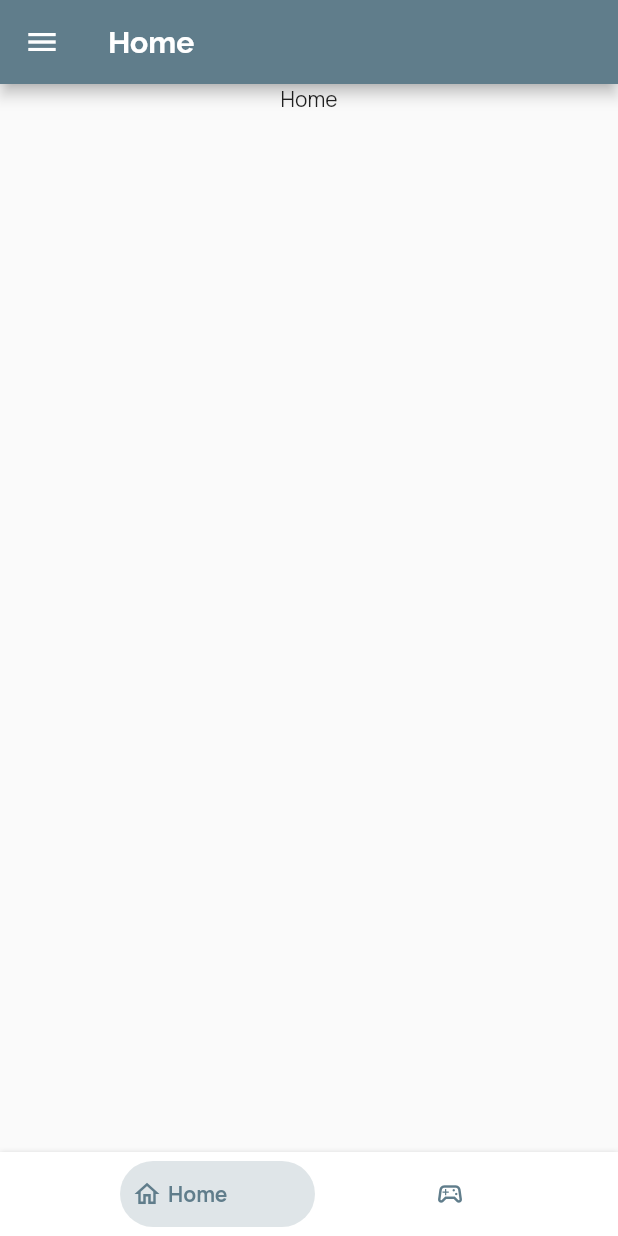
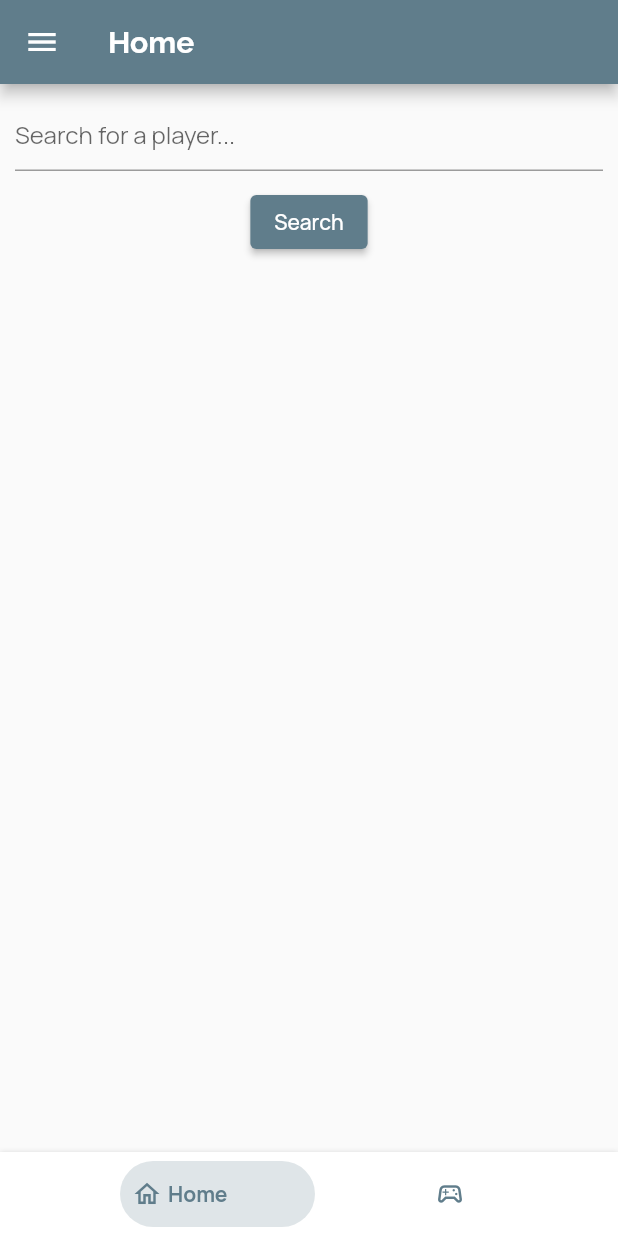
Before and after one commit to tusharlock10/paladins-edge-client, a Flutter app: the screen it shows after launch, on a phone screen of 412 x 824 dp. Run offline on Flutter 3.47's test engine with Material 2 defaults, Android fonts, the light colour scheme and no system bars; drawn by our look-alikes of bottom_navy_bar; our stand-ins replace dio, google_fonts.

Commit message:
Added player searching functionality

```diff
--- /dev/null
+++ b/lib/Constants.dart
@@ -0,0 +1,7 @@
+abstract class URLS {
+  // champions
+  static const champions = "/champions"; // GET
+
+  // players
+  static const searchPlayers = "/searchPlayers"; // GET
+}
--- /dev/null
+++ b/lib/Models/Player.dart
@@ -0,0 +1,67 @@
+import 'package:json_annotation/json_annotation.dart';
+part 'Player.g.dart';
+
+@JsonSerializable()
+class Ranked {
+  final int wins; // number of wins in ranked
+  final int looses; // number of losses in ranked
+  final int
+      rank; // the rank of the player in number in numbers eg. 1 if bronze 5
+  final String rankName; // the rank of the player in string eg. Master
+  final String rankIconUrl; // image url of the rank icon
+  final int points; // the tp of the player at the current ranks
+
+  Ranked({
+    required this.wins,
+    required this.looses,
+    required this.rank,
+    required this.rankName,
+    required this.rankIconUrl,
+    required this.points,
+  });
+
+  factory Ranked.fromJson(Map<String, dynamic> json) => _$RankedFromJson(json);
+  Map<String, dynamic> toJson() => _$RankedToJson(this);
+}
+
+@JsonSerializable()
+class Player {
+  final String name; // name of the player in the game eg. tusharlock10
+  final String title; // Paladins title that appears below name eg. The 1%
+  final int playerId; // paladins Id of the player
+  final String avatarUrl; // image url of the avatar
+  final int totalXP;
+
+  final int hoursPlayed;
+  final int level; // Level of the player in the game
+  final int totalWins; // number of total wins in paladins
+  final int totalLosses; // number of total losses in paladins
+  final String platform; // at which platform is he playing eg. Steam
+  final String region; // from which region the player is eg. Europe
+
+  final DateTime
+      accountCreationDate; // the date at which the user created his paladins account
+  final DateTime lastLoginDate; // the date at which the user logged in last
+
+  final Ranked ranked; // ranked details of the player
+
+  Player({
+    required this.name,
+    required this.title,
+    required this.playerId,
+    required this.avatarUrl,
+    required this.totalXP,
+    required this.hoursPlayed,
+    required this.level,
+    required this.totalWins,
+    required this.totalLosses,
+    required this.platform,
+    required this.region,
+    required this.accountCreationDate,
+    required this.lastLoginDate,
+    required this.ranked,
+  });
+
+  factory Player.fromJson(Map<String, dynamic> json) => _$PlayerFromJson(json);
+  Map<String, dynamic> toJson() => _$PlayerToJson(this);
+}
--- a/lib/Models/index.dart
+++ b/lib/Models/index.dart
@@ -1 +1,2 @@
 export './Champion.dart';
+export './Player.dart';
--- a/lib/Providers/Champions.dart
+++ b/lib/Providers/Champions.dart
@@ -1,7 +1,8 @@
 import 'package:flutter/foundation.dart';
-import 'package:dio/dio.dart';
 
+import '../Utilities/index.dart' as Utilities;
 import '../Models/Champion.dart' as Models;
+import '../Constants.dart' as Constants;
 
 class Champions with ChangeNotifier {
   List<Models.Champion> _champions = [];
@@ -13,8 +14,7 @@ class Champions with ChangeNotifier {
   }
 
   Future<void> fetchChampions() async {
-    final httpClient = Dio(BaseOptions(baseUrl: "http://192.168.0.103:8000/"));
-    final response = await httpClient.get('champions');
+    final response = await Utilities.api.get(Constants.URLS.champions);
     final data = response.data as List<dynamic>;
     final champions =
         data.map((jsonMap) => Models.Champion.fromJson(jsonMap)).toList();
--- /dev/null
+++ b/lib/Providers/Search.dart
@@ -0,0 +1,26 @@
+import 'package:flutter/foundation.dart';
+
+import '../Utilities/index.dart' as Utilities;
+import '../Models/index.dart' as Models;
+import '../Constants.dart' as Constants;
+
+class Search with ChangeNotifier {
+  bool exactMatch = false;
+  List<Map<String, dynamic>>? searchData = null;
+  Models.Player? playerData = null;
+
+  Future<bool> searchByName(String playerName) async {
+    final response = await Utilities.api.get(
+      Constants.URLS.searchPlayers,
+      queryParameters: {'playerName': playerName},
+    );
+    final bool exactMatch = response.data['exactMatch'];
+    if (exactMatch) {
+      this.playerData = Models.Player.fromJson(response.data['playerData']);
+    } else {
+      this.searchData = response.data['searchData'];
+    }
+    notifyListeners();
+    return exactMatch;
+  }
+}
--- a/lib/Providers/index.dart
+++ b/lib/Providers/index.dart
@@ -1 +1,2 @@
 export './Champions.dart';
+export './Search.dart';
--- a/lib/Screens/Champions.dart
+++ b/lib/Screens/Champions.dart
@@ -4,7 +4,7 @@ import 'package:provider/provider.dart';
 import '../Widgets/index.dart' as Widgets;
 import '../Providers/index.dart' as Providers;
 import '../Models/index.dart' as Models;
-import 'index.dart' as Screens;
+import './index.dart' as Screens;
 
 class Champions extends StatelessWidget {
   static const routeName = '/champions';
--- a/lib/Screens/Home.dart
+++ b/lib/Screens/Home.dart
@@ -1,7 +1,31 @@
 import 'package:flutter/material.dart';
+import 'package:provider/provider.dart';
 
-class Home extends StatelessWidget {
+import '../Providers/index.dart' as Providers;
+import './index.dart' as Screens;
+
+class Home extends StatefulWidget {
   static const routeName = '/home';
+
+  @override
+  _HomeState createState() => _HomeState();
+}
+
+class _HomeState extends State<Home> {
+  final textController = TextEditingController();
+  bool isLoading = false;
+
+  void onSearch(BuildContext context, String playerName) async {
+    this.setState(() => this.isLoading = true);
+    final searchData = Provider.of<Providers.Search>(context, listen: false);
+    final exactMatch = await searchData.searchByName(playerName);
+    this.setState(() => this.isLoading = false);
+    if (exactMatch) {
+      Navigator.pushNamed(context, Screens.PlayerDetail.routeName);
+    } else {
+      // TODO : On this screen, show the search results
+    }
+  }
 
   @override
   Widget build(BuildContext context) {
@@ -9,9 +33,24 @@ class Home extends StatelessWidget {
       AppBar(
         title: Text('Home'),
       ),
+      Container(
+        padding: EdgeInsets.all(10),
+        child: TextField(
+          controller: this.textController,
+          decoration: InputDecoration(hintText: 'Search for a player...'),
+        ),
+      ),
       Center(
-        child: Text('Home'),
-      ),
+        child: this.isLoading
+            ? CircularProgressIndicator()
+            : ElevatedButton(
+                onPressed: () =>
+                    this.onSearch(context, this.textController.text),
+                child: Text(
+                  'Search',
+                ),
+              ),
+      )
     ]);
   }
 }
--- a/lib/Screens/index.dart
+++ b/lib/Screens/index.dart
@@ -2,5 +2,6 @@ export './ChampionDetail.dart';
 export './Champions.dart';
 export './Home.dart';
 export './BottomTabs.dart';
+export './PlayerDetail.dart';
 
 export './routes.dart';
--- a/lib/Screens/routes.dart
+++ b/lib/Screens/routes.dart
@@ -5,4 +5,5 @@ final routes = {
   Screens.Home.routeName: (_) => Screens.Home(),
   Screens.Champions.routeName: (_) => Screens.Champions(),
   Screens.ChampionDetail.routeName: (_) => Screens.ChampionDetail(),
+  Screens.PlayerDetail.routeName: (_) => Screens.PlayerDetail(),
 };
--- /dev/null
+++ b/lib/Utilities/api.dart
@@ -0,0 +1,7 @@
+import 'package:flutter/foundation.dart';
+import 'package:dio/dio.dart';
+
+const _baseUrl =
+    kDebugMode ? "http://192.168.0.103:8000" : "http://192.168.0.103:8000";
+
+final api = Dio(BaseOptions(baseUrl: _baseUrl));
--- /dev/null
+++ b/lib/Utilities/index.dart
@@ -0,0 +1 @@
+export './api.dart';
--- a/lib/main.dart
+++ b/lib/main.dart
@@ -21,6 +21,7 @@ class MyApp extends StatelessWidget {
     return MultiProvider(
       providers: [
         ChangeNotifierProvider(create: (_) => Providers.Champions()),
+        ChangeNotifierProvider(create: (_) => Providers.Search()),
       ],
       child: MaterialApp(
         debugShowCheckedModeBanner: false,
@@ -28,6 +29,10 @@ class MyApp extends StatelessWidget {
           primaryColor: Colors.blueGrey,
           brightness: Brightness.light,
           fontFamily: GoogleFonts.manrope().fontFamily,
+          elevatedButtonTheme: ElevatedButtonThemeData(
+              style: ButtonStyle(
+            backgroundColor: MaterialStateProperty.all(Colors.blueGrey),
+          )),
           primaryTextTheme: TextTheme(
             headline6: TextStyle(
               fontFamily: GoogleFonts.raleway().fontFamily,
```
Also changed, not shown: lib/Screens/PlayerDetail.dart (added, +22 -0 lines), lib/Models/Player.g.dart (added), lib/Providers/Player.dart (added).
